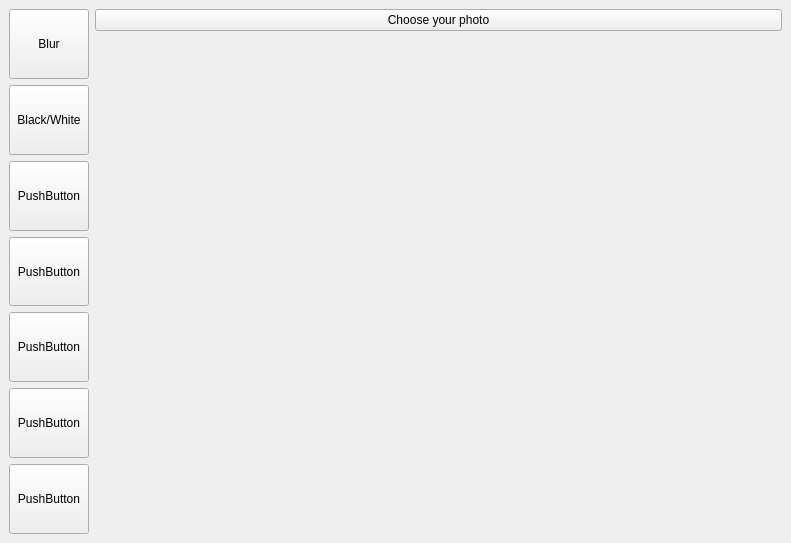
This is untitled.ui in XBOPb/photo_editor as Qt 5 draws it before an edit. The edited form follows.
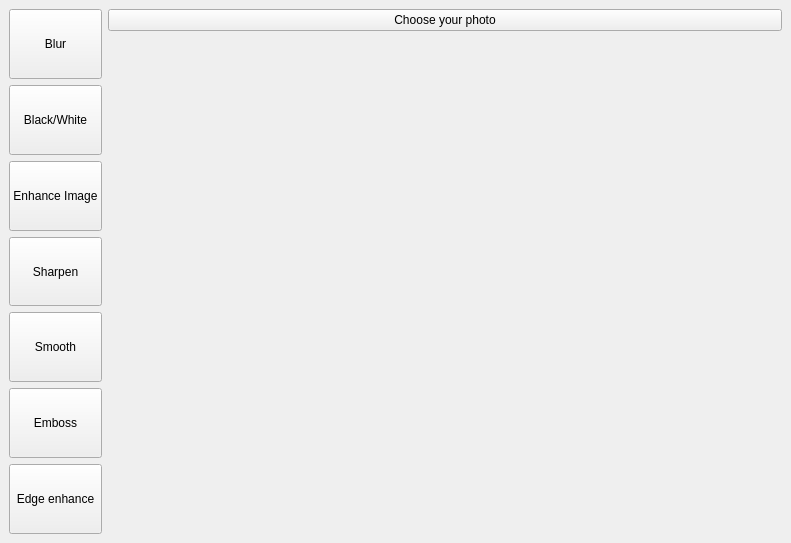
This is the edited form.

Patch:
```diff
--- a/untitled.ui
+++ b/untitled.ui
@@ -54,7 +54,7 @@
            </size>
           </property>
           <property name="text">
-           <string>PushButton</string>
+           <string>Enhance Image</string>
           </property>
          </widget>
         </item>
@@ -67,7 +67,7 @@
            </size>
           </property>
           <property name="text">
-           <string>PushButton</string>
+           <string>Sharpen</string>
           </property>
          </widget>
         </item>
@@ -80,7 +80,7 @@
            </size>
           </property>
           <property name="text">
-           <string>PushButton</string>
+           <string>Smooth</string>
           </property>
          </widget>
         </item>
@@ -93,7 +93,7 @@
            </size>
           </property>
           <property name="text">
-           <string>PushButton</string>
+           <string>Emboss</string>
           </property>
          </widget>
         </item>
@@ -106,7 +106,7 @@
            </size>
           </property>
           <property name="text">
-           <string>PushButton</string>
+           <string>Edge enhance</string>
           </property>
          </widget>
         </item>
```
Left out of the diff: 10 changed lines with no effect on the pictures.
